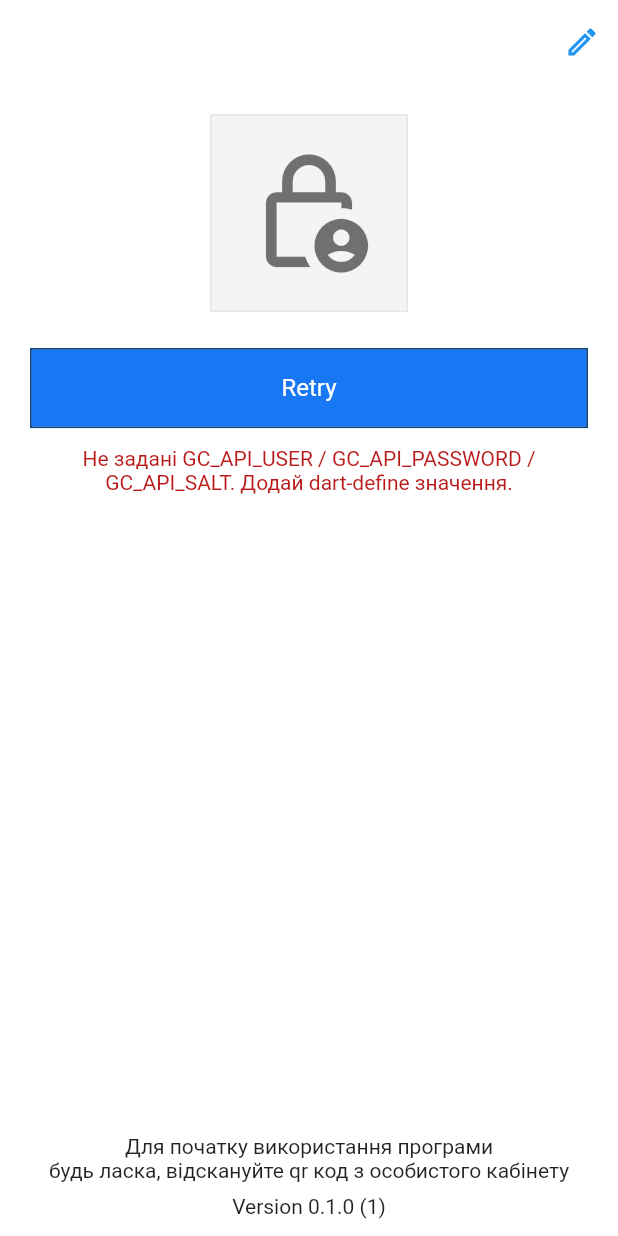
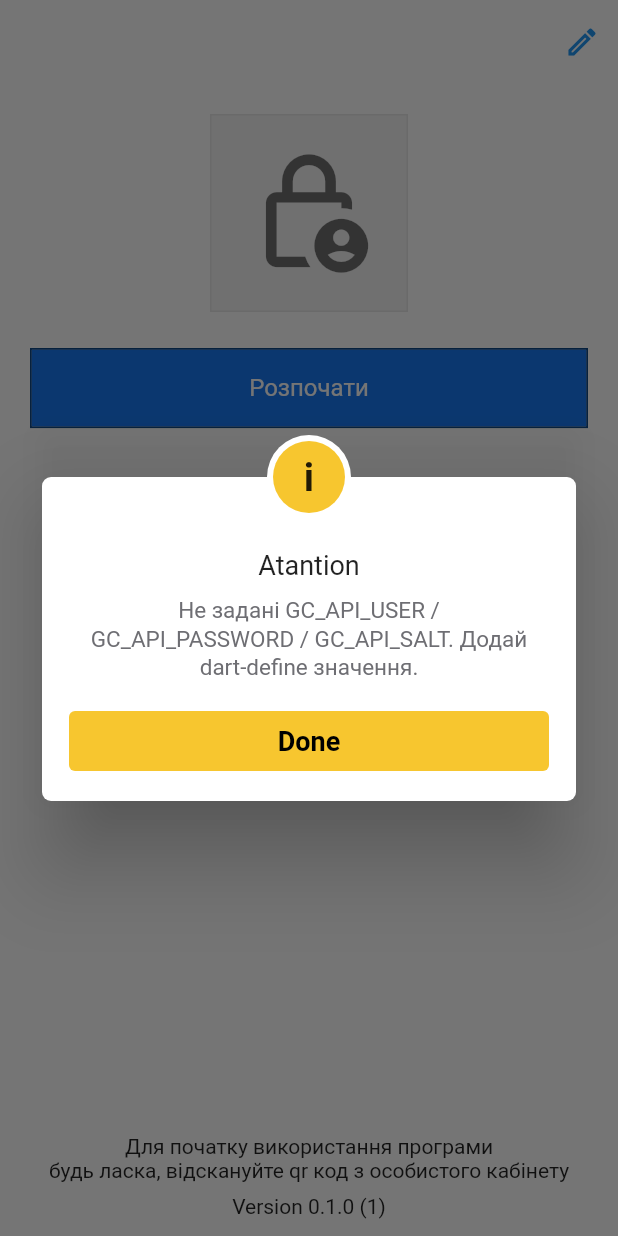
Before and after one commit to RomanKuzyk/logistica, a Flutter app: the screen it shows after launch, on a phone screen of 412 x 824 dp. Run offline on Flutter 3.47's test engine with Material 3 defaults, Android fonts, the phone set to English and light mode, and no system bars; our stand-ins replace device_info_plus, image_picker, package_info_plus, pdf, printing, shared_preferences; missing offline and left inert: amplify_auth_cognito, amplify_flutter, amplify_storage_s3, android_id, mobile_scanner; accounts and stored records are empty.

Commit message:
[flutter] remove non-legacy parity drift

```diff
--- a/mobile-app-flutter/lib/features/auth/presentation/auth_gate_page.dart
+++ b/mobile-app-flutter/lib/features/auth/presentation/auth_gate_page.dart
@@ -4,6 +4,7 @@ import 'package:mobile_app_flutter/features/auth/presentation/auth_controller.da
 import 'package:mobile_app_flutter/features/scanner_capture/presentation/scanner_capture_page.dart';
 import 'package:mobile_app_flutter/features/settings/presentation/settings_page.dart';
 import 'package:mobile_app_flutter/features/work_menu/presentation/work_menu_page.dart';
+import 'package:mobile_app_flutter/shared/widgets/legacy_alert_dialog.dart';
 
 class AuthGatePage extends StatefulWidget {
   const AuthGatePage({super.key, required this.services});
@@ -16,6 +17,7 @@ class AuthGatePage extends StatefulWidget {
 
 class _AuthGatePageState extends State<AuthGatePage> {
   late final AuthController _controller;
+  String? _lastPresentedErrorMessage;
 
   @override
   void initState() {
@@ -76,6 +78,7 @@ class _AuthGatePageState extends State<AuthGatePage> {
     return AnimatedBuilder(
       animation: _controller,
       builder: (BuildContext context, _) {
+        _scheduleLegacyErrorDialogIfNeeded();
         return Scaffold(
           backgroundColor: Colors.white,
           appBar: AppBar(
@@ -107,6 +110,27 @@ class _AuthGatePageState extends State<AuthGatePage> {
     );
   }
 
+  void _scheduleLegacyErrorDialogIfNeeded() {
+    final String? message = _controller.errorMessage;
+    if (_controller.status != AuthStatus.error ||
+        message == null ||
+        message.isEmpty ||
+        message == _lastPresentedErrorMessage) {
+      return;
+    }
+    _lastPresentedErrorMessage = message;
+    WidgetsBinding.instance.addPostFrameCallback((_) {
+      if (!mounted) {
+        return;
+      }
+      showLegacyAlertDialog(
+        context,
+        title: 'Atantion',
+        message: message,
+      );
+    });
+  }
+
   Widget _buildBody() {
     switch (_controller.status) {
       case AuthStatus.loading:
@@ -125,16 +149,14 @@ class _AuthGatePageState extends State<AuthGatePage> {
           helperText:
               'Для початку використання програми\nбудь ласка, відскануйте qr код з особистого кабінету',
           onPrimaryPressed: _startRegistrationScan,
-          errorMessage: _controller.errorMessage,
         );
       case AuthStatus.registering:
         return _StartScreen(
-          buttonLabel: 'Registering...',
+          buttonLabel: 'Зачекайте...',
           appVersionLabel: widget.services.appVersionLabel,
           helperText:
               'Для початку використання програми\nбудь ласка, відскануйте qr код з особистого кабінету',
           onPrimaryPressed: null,
-          errorMessage: _controller.errorMessage,
           showProgress: true,
         );
       case AuthStatus.readyToStart:
@@ -150,12 +172,11 @@ class _AuthGatePageState extends State<AuthGatePage> {
         );
       case AuthStatus.error:
         return _StartScreen(
-          buttonLabel: 'Retry',
+          buttonLabel: 'Розпочати',
           appVersionLabel: widget.services.appVersionLabel,
           helperText:
               'Для початку використання програми\nбудь ласка, відскануйте qr код з особистого кабінету',
           onPrimaryPressed: _controller.bootstrap,
-          errorMessage: _controller.errorMessage ?? 'Unknown error',
         );
     }
   }
@@ -167,7 +188,6 @@ class _StartScreen extends StatelessWidget {
     required this.appVersionLabel,
     required this.helperText,
     required this.onPrimaryPressed,
-    this.errorMessage,
     this.showProgress = false,
   });
 
@@ -175,7 +195,6 @@ class _StartScreen extends StatelessWidget {
   final String appVersionLabel;
   final String helperText;
   final VoidCallback? onPrimaryPressed;
-  final String? errorMessage;
   final bool showProgress;
 
   @override
@@ -230,14 +249,6 @@ class _StartScreen extends StatelessWidget {
           const SizedBox(height: 12),
           const Center(child: CircularProgressIndicator()),
         ],
-        if (errorMessage != null && errorMessage!.isNotEmpty) ...<Widget>[
-          const SizedBox(height: 12),
-          Text(
-            errorMessage!,
-            textAlign: TextAlign.center,
-            style: TextStyle(color: Theme.of(context).colorScheme.error),
-          ),
-        ],
         const Spacer(),
         Text(
           helperText,
```
Also changed, not shown: mobile-app-flutter/lib/features/auth/presentation/registration_page.dart (+0 -9 lines), mobile-app-flutter/lib/features/order_search/presentation/order_details_page.dart (+1 -24 lines), mobile-app-flutter/lib/features/order_search/presentation/order_search_detail_page.dart (+27 -3 lines), mobile-app-flutter/lib/features/order_search/presentation/unpacking_item_page.dart (+1 -16 lines), mobile-app-flutter/lib/features/settings/presentation/settings_page.dart (+4 -6 lines), 1 other file.
